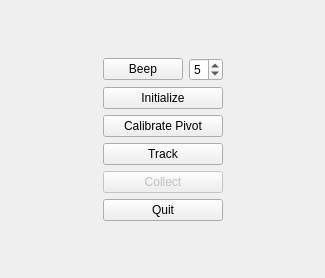
This is branches/main/examples/devicesTutorial/example6/devNDISerialControllerQWidget.ui in eetuna/cisst as Qt 5 draws it before an edit. The edited form follows.
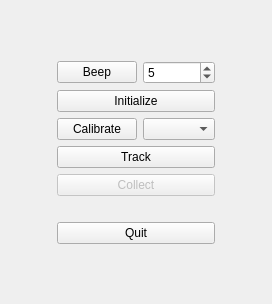
This is the edited form.

Commit message: branches/main: cisstDevices/devNDISerial: Optimized pivot calibration using Matrix/VectorRef. Added a feature to select tool to calibrate, and updated the GUI accordingly. Fixed the windows dependency using cmnString. Fixed some minor todos.

Diff of the .ui file:
```diff
--- a/branches/main/examples/devicesTutorial/example6/devNDISerialControllerQWidget.ui
+++ b/branches/main/examples/devicesTutorial/example6/devNDISerialControllerQWidget.ui
@@ -6,8 +6,8 @@
    <rect>
     <x>0</x>
     <y>0</y>
-    <width>325</width>
-    <height>278</height>
+    <width>272</width>
+    <height>304</height>
    </rect>
   </property>
   <property name="windowTitle">
@@ -27,8 +27,8 @@
      </property>
     </spacer>
    </item>
-   <item row="1" column="1" rowspan="6">
-    <spacer name="SpacerInnerLeft">
+   <item row="1" column="0" rowspan="5" colspan="2">
+    <spacer name="SpacerLeft">
      <property name="orientation">
       <enum>Qt::Horizontal</enum>
      </property>
@@ -60,6 +60,19 @@
      </property>
     </widget>
    </item>
+   <item row="1" column="4" rowspan="5" colspan="2">
+    <spacer name="SpacerRight">
+     <property name="orientation">
+      <enum>Qt::Horizontal</enum>
+     </property>
+     <property name="sizeHint" stdset="0">
+      <size>
+       <width>40</width>
+       <height>20</height>
+      </size>
+     </property>
+    </spacer>
+   </item>
    <item row="2" column="2" colspan="2">
     <widget class="QPushButton" name="ButtonInitialize">
      <property name="text">
@@ -67,10 +80,10 @@
      </property>
     </widget>
    </item>
-   <item row="3" column="2" colspan="2">
+   <item row="3" column="2">
     <widget class="QPushButton" name="ButtonCalibratePivot">
      <property name="text">
-      <string>Calibrate Pivot</string>
+      <string>Calibrate</string>
      </property>
     </widget>
    </item>
@@ -97,14 +110,14 @@
      </property>
     </widget>
    </item>
-   <item row="6" column="2" colspan="2">
+   <item row="7" column="2" colspan="2">
     <widget class="QPushButton" name="ButtonQuit">
      <property name="text">
       <string>Quit</string>
      </property>
     </widget>
    </item>
-   <item row="7" column="2" colspan="2">
+   <item row="8" column="2" colspan="2">
     <spacer name="SpacerBottom">
      <property name="orientation">
       <enum>Qt::Vertical</enum>
@@ -117,21 +130,11 @@
      </property>
     </spacer>
    </item>
-   <item row="1" column="0" rowspan="6">
-    <spacer name="SpacerOuterLeft">
-     <property name="orientation">
-      <enum>Qt::Horizontal</enum>
-     </property>
-     <property name="sizeHint" stdset="0">
-      <size>
-       <width>40</width>
-       <height>20</height>
-      </size>
-     </property>
-    </spacer>
+   <item row="6" column="1" colspan="4">
+    <layout class="QVBoxLayout" name="LayoutTools"/>
    </item>
-   <item row="1" column="5" rowspan="6">
-    <spacer name="SpacerOuterRight">
+   <item row="6" column="0">
+    <spacer name="horizontalSpacer_2">
      <property name="orientation">
       <enum>Qt::Horizontal</enum>
      </property>
@@ -143,8 +146,8 @@
      </property>
     </spacer>
    </item>
-   <item row="1" column="4" rowspan="6">
-    <spacer name="SpacerInnerRight">
+   <item row="6" column="5">
+    <spacer name="horizontalSpacer">
      <property name="orientation">
       <enum>Qt::Horizontal</enum>
      </property>
@@ -156,6 +159,9 @@
      </property>
     </spacer>
    </item>
+   <item row="3" column="3">
+    <widget class="QComboBox" name="BoxTools"/>
+   </item>
   </layout>
  </widget>
  <resources/>
```
Left out of the diff: 3 changed lines with no effect on the pictures. The commit also changes 7 other files.
